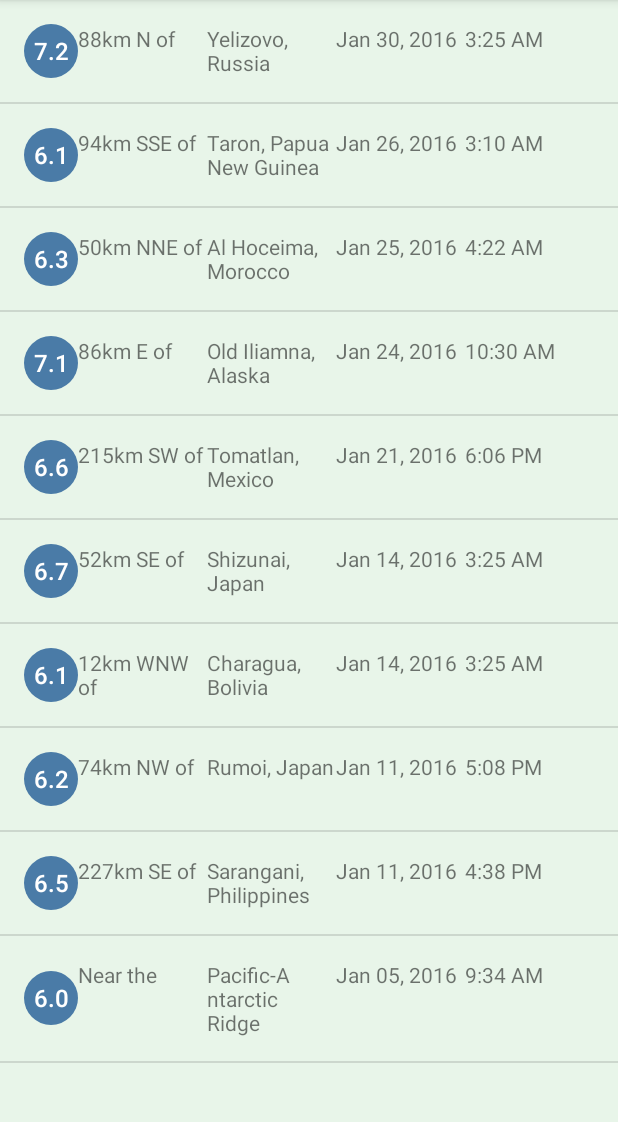
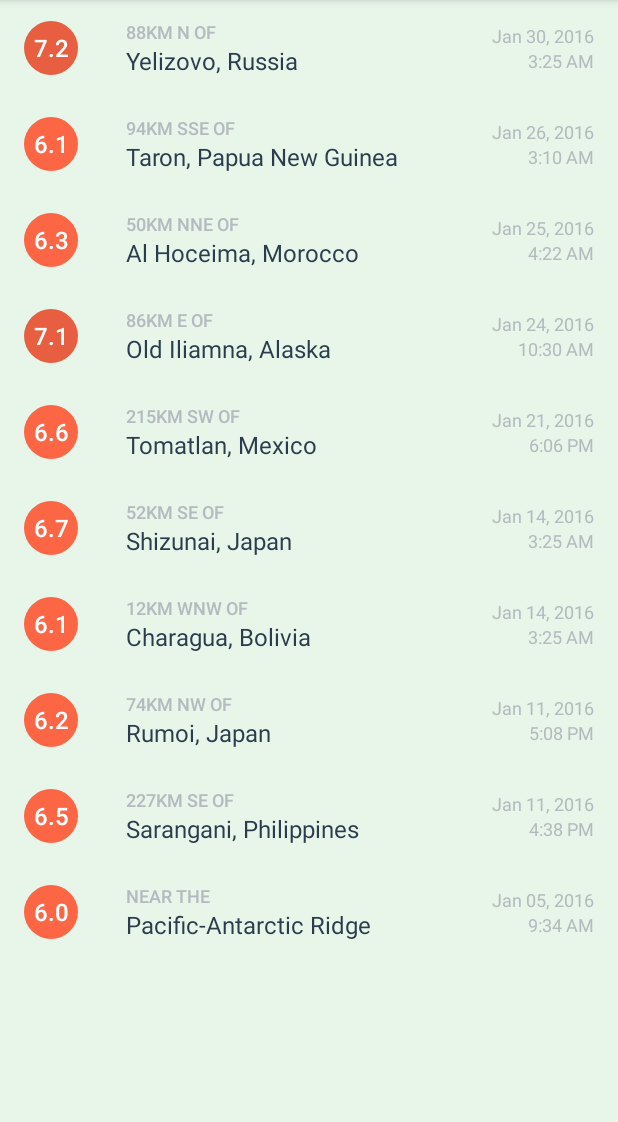
Before and after one commit to praneetwalvekar33/EarthQuakeapp, an Android app: the screen it shows after launch (MainActivity), on a phone screen of 412 x 824 dp, the part 84-1206 px from its top. Run offline under Robolectric (Android 15) with nearby library versions, the phone set to English and light mode, and no system bars.

Commit message:
added background circle for  magnitude

```diff
--- a/app/src/main/java/com/example/earthquakeapplication/InformationAdapter.java
+++ b/app/src/main/java/com/example/earthquakeapplication/InformationAdapter.java
@@ -1,19 +1,22 @@
 package com.example.earthquakeapplication;
+
+import static android.support.v4.content.ContextCompat.getColor;
 
 import android.app.Activity;
 import android.support.annotation.NonNull;
 import android.support.annotation.Nullable;
+import android.support.v4.content.ContextCompat;
 import android.view.LayoutInflater;
 import android.view.View;
 import android.view.ViewGroup;
 import android.widget.ArrayAdapter;
 import android.widget.TextView;
+import android.graphics.drawable.GradientDrawable;
 
 import java.text.DecimalFormat;
 import java.text.SimpleDateFormat;
 import java.util.ArrayList;
 import java.util.Date;
-import java.util.Locale;
 
 public class InformationAdapter extends ArrayAdapter<InformationList> {
 
@@ -38,6 +41,15 @@ public class InformationAdapter extends ArrayAdapter<InformationList> {
         //  Setting the TextView(magnitude)
         TextView magnitudeView =(TextView) listItemView.findViewById(R.id.magnitude);
         magnitudeView.setText(formatMagnitude(currentItem.getMagnitude()));
+
+        //  Getting the background of the magnitudeView and storing it in a variable
+        GradientDrawable magnitudeCircle =(GradientDrawable) magnitudeView.getBackground();
+
+        //  Appropriate background color based on the current magnitude of earthquake
+        int magnitudeCirceColor = getMagnitudeColor(currentItem.getMagnitude());
+
+        // Setting the background circle color of the EarthQuake's magnitude
+        magnitudeCircle.setColor(magnitudeCirceColor);
 
         //  Offset location variable
         String offSetLocation = getOffSetLocation(currentItem.getPlaceName());
@@ -72,6 +84,50 @@ public class InformationAdapter extends ArrayAdapter<InformationList> {
         timeView.setText(timeFormatted);
 
         return listItemView;
+    }
+
+    /**
+     * Method to get the value of the background color of the magnitude
+     * @param magnitude The magnitude of the EarthQuake
+     * @return  Returns a int value for the color of background circle
+     */
+    private int getMagnitudeColor(Double magnitude){
+        int magnitudeCircleColorId;
+        int magnitudeFloor = (int) Math.floor(magnitude);
+        switch (magnitudeFloor){
+            case 0:
+            case 1:
+                magnitudeCircleColorId = R.color.magnitude1;
+                break;
+            case 2:
+                magnitudeCircleColorId = R.color.magnitude2;
+                break;
+            case 3:
+                magnitudeCircleColorId = R.color.magnitude3;
+                break;
+            case 4:
+                magnitudeCircleColorId = R.color.magnitude4;
+                break;
+            case 5:
+                magnitudeCircleColorId = R.color.magnitude5;
+                break;
+            case 6:
+                magnitudeCircleColorId = R.color.magnitude6;
+                break;
+            case 7:
+                magnitudeCircleColorId = R.color.magnitude7;
+                break;
+            case 8:
+                magnitudeCircleColorId = R.color.magnitude8;
+                break;
+            case 9:
+                magnitudeCircleColorId = R.color.magnitude9;
+                break;
+            default:
+                magnitudeCircleColorId = R.color.magnitude10plus;
+                break;
+        }
+        return ContextCompat.getColor(getContext(),magnitudeCircleColorId);
     }
 
     /**
--- a/app/src/main/res/layout/activity_main.xml
+++ b/app/src/main/res/layout/activity_main.xml
@@ -4,4 +4,6 @@
     android:orientation="vertical"
     android:background="@color/background_color"
     android:layout_width="match_parent"
-    android:layout_height="match_parent"/>
+    android:layout_height="match_parent"
+    android:divider="@null"
+    android:dividerHeight="0dp"/>
--- a/app/src/main/res/layout/information_list.xml
+++ b/app/src/main/res/layout/information_list.xml
@@ -1,10 +1,13 @@
 <?xml version="1.0" encoding="utf-8"?>
 <LinearLayout xmlns:android="http://schemas.android.com/apk/res/android"
     android:layout_width="match_parent"
-    android:layout_height="match_parent"
+    android:layout_height="?android:attr/listPreferredItemHeight"
     xmlns:tool="http://schemas.android.com/tools"
     android:orientation="horizontal"
-    android:padding="16dp">
+    android:paddingEnd="16dp"
+    android:paddingLeft="16dp"
+    android:paddingRight="16dp"
+    android:paddingStart="16dp">
 
     <TextView
         android:id="@+id/magnitude"
@@ -15,35 +18,65 @@
         android:gravity="center"
         android:textColor="@color/white"
         android:fontFamily="sans-serif-medium"
-        android:textSize="16dp"
+        android:textSize="16sp"
         tool:text="2.6"/>
 
+    <LinearLayout
+        android:layout_width="0dp"
+        android:layout_height="wrap_content"
+        android:layout_gravity="center_vertical"
+        android:layout_weight="1"
+        android:layout_marginStart="16dp"
+        android:orientation="vertical">
         <TextView
             android:id="@+id/offset_name_of_place"
-        android:layout_width="0dp"
+            android:layout_marginStart="16dp"
+            android:layout_width="wrap_content"
             android:layout_height="wrap_content"
-        android:layout_weight="1"
+            android:ellipsize="end"
+            android:fontFamily="sans-serif-medium"
+            android:maxLines="1"
+            android:textAllCaps="true"
+            android:textColor="@color/textColorEarthquakeDetails"
+            android:textSize="12sp"
             tool:text="Moscow"/>
 
         <TextView
             android:id="@+id/primary_name_of_place"
-        android:layout_width="0dp"
+            android:layout_marginStart="16dp"
+            android:layout_width="wrap_content"
             android:layout_height="wrap_content"
-        android:layout_weight="1"
+            android:ellipsize="end"
+            android:maxLines="2"
+            android:textColor="@color/textColorEarthquakeLocation"
+            android:textSize="16sp"
             tool:text="Moscow"/>
 
+    </LinearLayout>
+
+    <LinearLayout
+        android:layout_width="wrap_content"
+        android:layout_height="wrap_content"
+        android:layout_gravity="center_vertical"
+        android:layout_marginStart="16dp"
+        android:orientation="vertical">
         <TextView
             android:id="@+id/date"
-        android:layout_width="0dp"
+            android:layout_width="wrap_content"
             android:layout_height="wrap_content"
-        android:layout_weight="1"
+            android:layout_gravity="end"
+            android:textColor="@color/textColorEarthquakeDetails"
+            android:textSize="12sp"
             tool:text="Mar 6, 2010" />
 
         <TextView
             android:id="@+id/time"
-        android:layout_width="0dp"
+            android:layout_width="wrap_content"
             android:layout_height="wrap_content"
-        android:layout_weight="1"
+            android:layout_gravity="end"
+            android:textColor="@color/textColorEarthquakeDetails"
+            android:textSize="12sp"
             tool:text="3:00 PM" />
+    </LinearLayout>
 
 </LinearLayout>
--- a/app/src/main/res/values/colors.xml
+++ b/app/src/main/res/values/colors.xml
@@ -40,4 +40,10 @@
 
     <!-- Magnitude circle color for an earthquake with magnitude over 10 -->
     <color name="magnitude10plus">#C03823</color>
+
+    <!-- Text color for the details of the earthquake in the list item -->
+    <color name="textColorEarthquakeDetails">#B4BAC0</color>
+
+    <!-- Text color for the primary location of the earthquake in the list item -->
+    <color name="textColorEarthquakeLocation">#2B3D4D</color>
 </resources>
```
Lines whose indentation alone changed are shown as unchanged.
